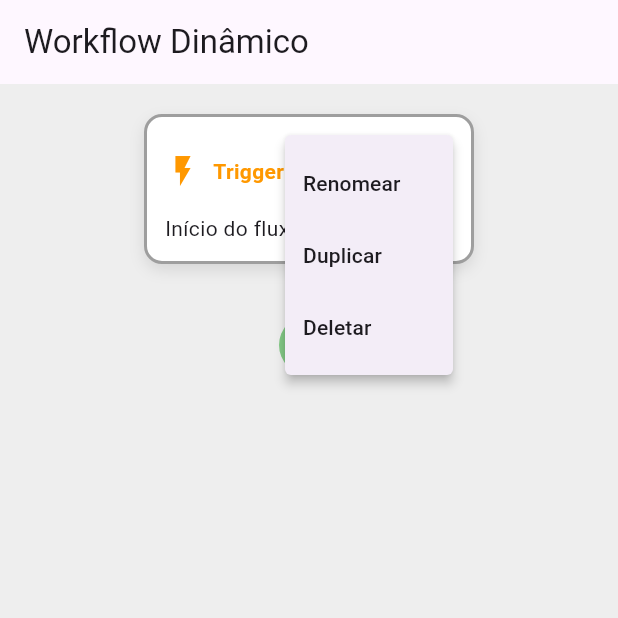
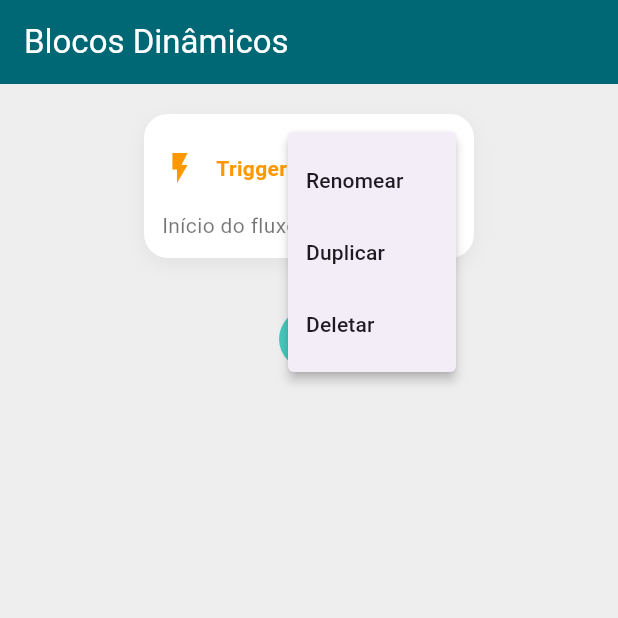
Before and after one commit to maiarakothe/mapa_testes, a Flutter app: the screen it shows after launch, after a tap on the "more vert" icon, on a phone screen of 412 x 824 dp, the top half of it. Run offline on Flutter 3.47's test engine with Material 3 defaults, Android fonts, the phone set to English and light mode, and no system bars.

Commit message:
style: ajusta o estilo

```diff
--- a/lib/add_button.dart
+++ b/lib/add_button.dart
@@ -1,4 +1,5 @@
 import 'package:flutter/material.dart';
+import 'main.dart';
 
 // ---------------- Botão Adicionar ----------------
 
@@ -28,7 +29,7 @@ class AddButton extends StatelessWidget {
           },
           child: CircleAvatar(
             radius: 20,
-            backgroundColor: candidateData.isNotEmpty ? Colors.blue[300] : Colors.green[300],
+            backgroundColor: candidateData.isNotEmpty ? DefaultColors.primary : DefaultColors.secondary,
             child: const Icon(Icons.add, color: Colors.white),
           ),
         );
--- a/lib/block_widget.dart
+++ b/lib/block_widget.dart
@@ -28,12 +28,14 @@ class BlockWidget extends StatelessWidget {
     return Draggable<String>(
       data: block.id,
       feedback: Material(
+        elevation: 10,
+        borderRadius: BorderRadius.circular(16),
         child: Opacity(
-          opacity: 0.7,
+          opacity: 0.5,
           child: _buildBlock(context, blockColor, blockIcon),
         ),
       ),
-      childWhenDragging: Opacity(opacity: 0.3, child: _buildBlock(context, blockColor, blockIcon)),
+      childWhenDragging: Opacity(opacity: 0.5, child: _buildBlock(context, blockColor, blockIcon)),
       child: DragTarget<String>(
         onWillAccept: (data) => data != block.id,
         onAccept: (dragged) => onBlockDropped(block.id, dragged),
@@ -49,13 +51,13 @@ class BlockWidget extends StatelessWidget {
       margin: const EdgeInsets.all(4),
       decoration: BoxDecoration(
         color: Colors.white,
-        border: Border.all(color: highlight ? Colors.blue : Colors.grey, width: 2),
-        borderRadius: BorderRadius.circular(12),
+        borderRadius: BorderRadius.circular(16),
         boxShadow: [
           BoxShadow(
-              color: Colors.black.withOpacity(0.1),
-              blurRadius: 8,
-              offset: const Offset(0, 4))
+            color: highlight ? Colors.grey.withOpacity(0.9) : Colors.black.withOpacity(0.05),
+            blurRadius: 10,
+            offset: const Offset(0, 4),
+          ),
         ],
       ),
       child: Column(
@@ -67,10 +69,10 @@ class BlockWidget extends StatelessWidget {
               Icon(icon, size: 24, color: color),
               Expanded(
                 child: Padding(
-                  padding: const EdgeInsets.symmetric(horizontal: 8.0),
+                  padding: const EdgeInsets.symmetric(horizontal: 12.0),
                   child: Text(
                     block.title,
-                    style: TextStyle(fontWeight: FontWeight.bold, color: color),
+                    style: TextStyle(fontWeight: FontWeight.bold, fontSize: 14, color: color),
                   ),
                 ),
               ),
@@ -103,7 +105,11 @@ class BlockWidget extends StatelessWidget {
             ],
           ),
           const SizedBox(height: 4),
-          Text(block.subtitle),
+          Text(
+            block.subtitle,
+            style: const TextStyle(color: Colors.black54,
+            ),
+          ),
         ],
       ),
     );
--- a/lib/connection_line.dart
+++ b/lib/connection_line.dart
@@ -1,4 +1,5 @@
 import 'package:flutter/material.dart';
+import 'main.dart';
 
 // ---------------- Linhas ----------------
 
@@ -21,8 +22,8 @@ class StraightLinePainter extends CustomPainter {
   @override
   void paint(Canvas canvas, Size size) {
     final paint = Paint()
-      ..color = Colors.grey[400]!
-      ..strokeWidth = 3
+      ..color = DefaultColors.primary
+      ..strokeWidth = 2 // Linha mais fina
       ..style = PaintingStyle.stroke;
     canvas.drawLine(Offset(size.width / 2, 0), Offset(size.width / 2, size.height), paint);
   }
@@ -41,8 +42,8 @@ class BranchingLinePainter extends CustomPainter {
     if (numChildren <= 1) return;
 
     final paint = Paint()
-      ..color = Colors.grey[400]!
-      ..strokeWidth = 3
+      ..color = DefaultColors.primary
+      ..strokeWidth = 2
       ..style = PaintingStyle.stroke;
     final path = Path();
 
--- a/lib/main.dart
+++ b/lib/main.dart
@@ -2,6 +2,7 @@ import 'package:flutter/material.dart';
 import 'package:mapa_testes/workflow_model.dart';
 import 'package:mapa_testes/workflow_page.dart';
 import 'package:provider/provider.dart';
+import 'package:uuid/uuid.dart';
 
 void main() {
   runApp(
@@ -28,3 +29,9 @@ class MyApp extends StatelessWidget {
     );
   }
 }
+
+abstract class DefaultColors {
+  static const Color primary = Color(0xFF006874);
+  static const Color secondary = Color(0xFF46C8BC);
+  static const Color secondary2 = Color(0xFFCCE0DC);
+}
--- a/lib/workflow_page.dart
+++ b/lib/workflow_page.dart
@@ -6,6 +6,7 @@ import 'add_button.dart';
 import 'block_widget.dart';
 import 'connection_line.dart';
 import 'data.dart';
+import 'main.dart';
 
 // ---------------- UI ----------------
 
@@ -22,7 +23,11 @@ class _WorkflowPageState extends State<WorkflowPage> {
   @override
   Widget build(BuildContext context) {
     return Scaffold(
-      appBar: AppBar(title: const Text('Workflow Dinâmico')),
+      appBar: AppBar(
+          title: const Text('Blocos Dinâmicos',
+          style: TextStyle(color: Colors.white)),
+          backgroundColor: DefaultColors.primary,
+      ),
       body: Stack(
         children: [
           Consumer<WorkflowModel>(
```
